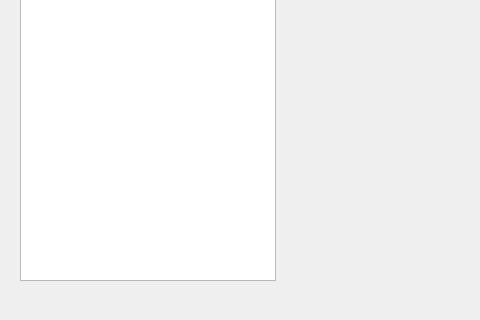
This is mainwindow.ui in maxxporoshin/LOLScale as Qt 5 draws it before an edit; both pictures show x 0 to 480 and y 400 to 720 of the 1000 by 720 pixel window. The edited form follows.
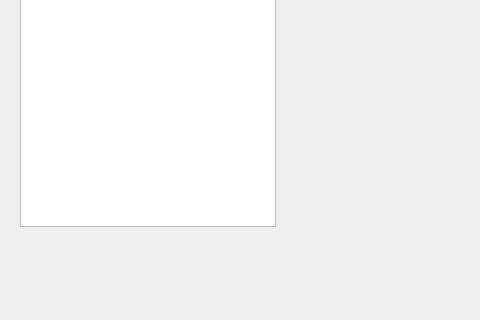
This is the edited form.

Diff of the .ui file:
```diff
--- a/mainwindow.ui
+++ b/mainwindow.ui
@@ -18,13 +18,13 @@
   </property>
   <property name="minimumSize">
    <size>
-    <width>640</width>
-    <height>480</height>
+    <width>1000</width>
+    <height>720</height>
    </size>
   </property>
   <property name="maximumSize">
    <size>
-    <width>1280</width>
+    <width>1000</width>
     <height>720</height>
    </size>
   </property>
@@ -44,7 +44,7 @@
       <x>20</x>
       <y>50</y>
       <width>256</width>
-      <height>614</height>
+      <height>560</height>
      </rect>
     </property>
     <property name="font">
```
Left out of the diff: 23 changed lines with no effect on the pictures.
